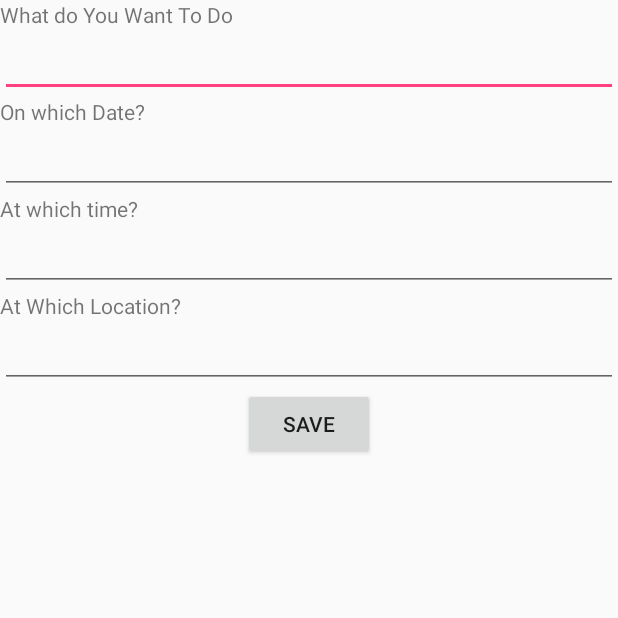
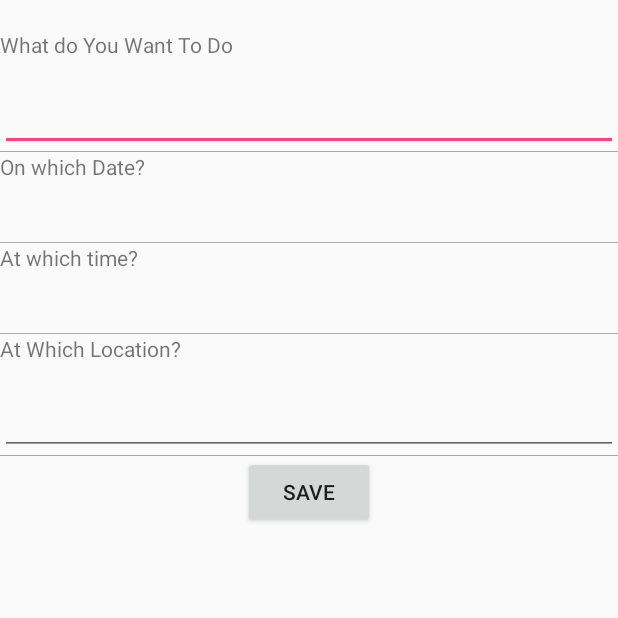
Before and after one commit to deepakvarshney35/ToDo, an Android app: the screen it shows after launch (AlarmDetail), after a tap on an icon or button, on a phone screen of 412 x 824 dp, the top half of it. Run offline under Robolectric (Android 15) with nearby library versions, the phone set to English and light mode, and no system bars.

Commit message:
Alarm and Notification Added

```diff
--- a/app/src/main/java/todolist2/deepak/todo/AlarmDetail.java
+++ b/app/src/main/java/todolist2/deepak/todo/AlarmDetail.java
@@ -6,12 +6,15 @@ import android.app.TimePickerDialog;
 import android.content.ContentValues;
 import android.content.Intent;
 import android.database.sqlite.SQLiteDatabase;
+import android.graphics.ImageFormat;
 import android.os.Bundle;
 import android.text.InputType;
+import android.util.Log;
 import android.view.View;
 import android.widget.Button;
 import android.widget.DatePicker;
 import android.widget.EditText;
+import android.widget.TextView;
 import android.widget.TimePicker;
 import android.widget.Toast;
 
@@ -22,8 +25,10 @@ import com.google.android.gms.location.places.ui.PlacePicker;
 import com.google.android.gms.maps.model.LatLng;
 import com.google.android.gms.maps.model.LatLngBounds;
 
+import java.text.ParseException;
 import java.text.SimpleDateFormat;
 import java.util.Calendar;
+import java.util.Date;
 import java.util.Locale;
 
 import todolist2.deepak.todo.db.TaskContract;
@@ -33,12 +38,13 @@ import todolist2.deepak.todo.db.TaskDBHelper;
  * Created by Deepak on 19-Feb-16.
  */
 public class AlarmDetail extends Activity {
-    EditText info,date,time,loc;
+    EditText info,loc;
+    TextView date,time;
     private TaskDBHelper helper;
     private static final int PLACE_PICKER_REQUEST = 1;
     private static final LatLngBounds BOUNDS_MOUNTAIN_VIEW = new LatLngBounds(
             new LatLng(37.398160, -122.180831), new LatLng(37.430610, -121.972090));
-
+    public static final SimpleDateFormat sdf = new SimpleDateFormat("yyyy-M-d");
     private DatePickerDialog fromDatePickerDialog;
     TimePickerDialog timePickerDialog;
     Button save;
@@ -51,8 +57,8 @@ public class AlarmDetail extends Activity {
 
         setContentView(R.layout.alarm_detail);
         info=(EditText)findViewById(R.id.info);
-        date=(EditText)findViewById(R.id.date);
-        time=(EditText)findViewById(R.id.time);
+        date=(TextView)findViewById(R.id.date);
+        time=(TextView)findViewById(R.id.time);
         loc=(EditText)findViewById(R.id.loc);
         save=(Button)findViewById(R.id.save);
         date.setInputType(InputType.TYPE_NULL);
@@ -90,36 +96,57 @@ public class AlarmDetail extends Activity {
                 ContentValues values = new ContentValues();
 
                 values.clear();
+                Calendar cal = Calendar.getInstance();
+
+
+                    String[] token1=datestr.split("-");
+                    cal.set(Calendar.YEAR,Integer.parseInt(token1[2]));
+                    cal.set(Calendar.MONTH,Integer.parseInt(token1[1])-1);
+                    cal.set(Calendar.DAY_OF_MONTH, Integer.parseInt(token1[0]));
+
+                    String[] tokens = timestr.split(":"); //hh:mm
+                    cal.set(Calendar.HOUR_OF_DAY, Integer.parseInt(tokens[0]));
+                    cal.set(Calendar.MINUTE, Integer.parseInt(tokens[1]));
+                    cal.set(Calendar.SECOND, 0);
+                    cal.set(Calendar.MILLISECOND, 0);
+
+
                 values.put(TaskContract.Columns.TASK, task);
                 values.put(TaskContract.Columns.DATE, datestr);
                 values.put(TaskContract.Columns.TIME, timestr);
                 values.put(TaskContract.Columns.LOC, locstr);
+                values.put(TaskContract.Columns.DATETIME,String.valueOf(cal.getTimeInMillis()));
+
+                Log.d("timeinMillis",cal.getTimeInMillis()+"");
+                long id=db.insertWithOnConflict(TaskContract.TABLE, null, values, SQLiteDatabase.CONFLICT_IGNORE);
 
 
-                db.insertWithOnConflict(TaskContract.TABLE, null, values, SQLiteDatabase.CONFLICT_IGNORE);
+                Intent service = new Intent(AlarmDetail.this, AlarmService.class);
+                service.putExtra("alarmid", String.valueOf(id));
+                service.setAction(AlarmService.POPULATE);
+                startService(service);
+
                 onBackPressed();
             }
         });
 
-
-        date.setOnFocusChangeListener(new View.OnFocusChangeListener() {
+        date.setOnClickListener(new View.OnClickListener() {
             @Override
-            public void onFocusChange(View v, boolean hasFocus) {
-                if (hasFocus)
-                    fromDatePickerDialog.show();
+            public void onClick(View v) {
+                fromDatePickerDialog.show();
             }
         });
 
+       time.setOnClickListener(new View.OnClickListener() {
+           @Override
+           public void onClick(View v) {
+               timePickerDialog.show();
+           }
+       });
 
 
-        time.setOnFocusChangeListener(new View.OnFocusChangeListener() {
-            @Override
-            public void onFocusChange(View v, boolean hasFocus) {
-                if(hasFocus){
-                    timePickerDialog.show();
-                }
-            }
-        });
+
+
 /*
         loc.setOnFocusChangeListener(new View.OnFocusChangeListener() {
             @Override
@@ -141,6 +168,8 @@ public class AlarmDetail extends Activity {
 
                 } catch (GooglePlayServicesRepairableException
                         | GooglePlayServicesNotAvailableException e) {
+                    Log.d("yo",e.toString());
+
                     e.printStackTrace();
                 }
             }
@@ -158,16 +187,13 @@ public class AlarmDetail extends Activity {
             final Place place = PlacePicker.getPlace(data,this);
             final CharSequence name = place.getName();
             final CharSequence address = place.getAddress();
-           // String attributions = (String) place.getAttributions();
-           // if (attributions == null) {
-           //     attributions = "";
-           // }
+
             loc.setText(name+","+address);
             Toast.makeText(getApplicationContext(),name+","+address,Toast.LENGTH_SHORT).show();
-          //  mAttributions.setText(Html.fromHtml(attributions));
 
         } else {
             super.onActivityResult(requestCode, resultCode, data);
         }
     }
+
 }
--- a/app/src/main/java/todolist2/deepak/todo/MainActivity.java
+++ b/app/src/main/java/todolist2/deepak/todo/MainActivity.java
@@ -21,7 +21,9 @@ import android.widget.TextView;
 
 import todolist2.deepak.todo.db.TaskContract;
 import todolist2.deepak.todo.db.TaskDBHelper;
-
+/**
+ * Created by Deepak on 19-Feb-16.
+ */
 
 public class MainActivity extends ListActivity {
 	private ListAdapter listAdapter;
--- a/app/src/main/java/todolist2/deepak/todo/db/TaskDBHelper.java
+++ b/app/src/main/java/todolist2/deepak/todo/db/TaskDBHelper.java
@@ -1,12 +1,23 @@
 package todolist2.deepak.todo.db;
 
 import android.content.Context;
+import android.database.Cursor;
 import android.database.sqlite.SQLiteDatabase;
 import android.database.sqlite.SQLiteOpenHelper;
 import android.util.Log;
 
+import com.google.android.gms.gcm.Task;
+
+import java.text.SimpleDateFormat;
+import java.util.Calendar;
+import java.util.Date;
+
+import todolist2.deepak.todo.Util;
+
 
 public class TaskDBHelper extends SQLiteOpenHelper {
+	public static final SimpleDateFormat sdf = new SimpleDateFormat("yyyy-M-d");
+
 
 	public TaskDBHelper(Context context) {
 		super(context, TaskContract.DB_NAME, null, TaskContract.DB_VERSION);
@@ -14,10 +25,11 @@ public class TaskDBHelper extends SQLiteOpenHelper {
 
 	@Override
 	public void onCreate(SQLiteDatabase sqlDB) {
+
 		String sqlQuery =
 				String.format("CREATE TABLE %s (" +
 						"_id INTEGER PRIMARY KEY AUTOINCREMENT, " +
-						"%s TEXT, date TEXT, time TEXT, loc TEXT)", TaskContract.TABLE, TaskContract.Columns.TASK);
+						"%s TEXT, date TEXT, time TEXT, loc TEXT, datetime TEXT)", TaskContract.TABLE, TaskContract.Columns.TASK);
 
 		Log.d("TaskDBHelper","Query to form table: "+sqlQuery);
 		sqlDB.execSQL(sqlQuery);
@@ -25,7 +37,11 @@ public class TaskDBHelper extends SQLiteOpenHelper {
 
 	@Override
 	public void onUpgrade(SQLiteDatabase sqlDB, int i, int i2) {
-		sqlDB.execSQL("DROP TABLE IF EXISTS "+TaskContract.TABLE);
+		sqlDB.execSQL("DROP TABLE IF EXISTS " + TaskContract.TABLE);
 		onCreate(sqlDB);
 	}
+
+	public void shred(SQLiteDatabase db) {
+		//db.delete(TaskContract.TABLE, AlarmMsg.COL_STATUS + " = ?", new String[]{AlarmMsg.CANCELLED});
+	}
 }
--- a/app/src/main/res/layout/alarm_detail.xml
+++ b/app/src/main/res/layout/alarm_detail.xml
@@ -1,6 +1,7 @@
 <?xml version="1.0" encoding="utf-8"?>
 <LinearLayout xmlns:android="http://schemas.android.com/apk/res/android"
     android:orientation="vertical" android:layout_width="match_parent"
+    android:paddingTop="20dp"
     android:layout_height="match_parent">
 
     <TextView
@@ -13,7 +14,14 @@
     <EditText
         android:layout_width="match_parent"
         android:layout_height="wrap_content"
+        android:textSize="30dp"
         android:id="@+id/info" />
+    <View
+        android:layout_width="fill_parent"
+        android:layout_height="0.2dp"
+        android:id="@+id/separator"
+        android:visibility="visible"
+        android:background="@android:color/darker_gray"/>
 
     <TextView
         android:layout_width="wrap_content"
@@ -22,10 +30,16 @@
         android:text="On which Date?"
         android:id="@+id/textView2" />
 
-    <EditText
+    <TextView
         android:layout_width="match_parent"
         android:layout_height="wrap_content"
+        android:textSize="30dp"
         android:id="@+id/date" />
+    <View
+        android:layout_width="fill_parent"
+        android:layout_height="0.2dp"
+        android:visibility="visible"
+        android:background="@android:color/darker_gray"/>
 
     <TextView
         android:layout_width="wrap_content"
@@ -34,10 +48,16 @@
         android:text="At which time?"
         android:id="@+id/textView3" />
 
-    <EditText
+    <TextView
         android:layout_width="match_parent"
         android:layout_height="wrap_content"
+        android:textSize="30dp"
         android:id="@+id/time" />
+    <View
+        android:layout_width="fill_parent"
+        android:layout_height="0.2dp"
+        android:visibility="visible"
+        android:background="@android:color/darker_gray"/>
 
     <TextView
         android:layout_width="wrap_content"
@@ -49,7 +69,13 @@
     <EditText
         android:layout_width="match_parent"
         android:layout_height="wrap_content"
+        android:textSize="30dp"
         android:id="@+id/loc" />
+    <View
+        android:layout_width="fill_parent"
+        android:layout_height="0.2dp"
+        android:visibility="visible"
+        android:background="@android:color/darker_gray"/>
 
     <Button
         android:layout_width="wrap_content"
--- a/app/src/main/res/values/strings.xml
+++ b/app/src/main/res/values/strings.xml
@@ -1,4 +1,8 @@
 <resources>
     <string name="app_name">ToDo</string>
     <string name="google_app_id">468031262863</string>
+    <!-- Button text -->
+    <string name="btn_logout_from_google">Logout from Google</string>
+    <string name="btn_revoke_access">Revoke Access</string>
+    <string name="server_client_id">468031262863-r1guars62li5us65ff313nj49l59pu5f.apps.googleusercontent.com</string>
 </resources>
```
Also changed, not shown: app/src/main/AndroidManifest.xml (+21 -7 lines), app/src/main/java/todolist2/deepak/todo/AlarmReceiver.java (added, +59 -0 lines), app/src/main/java/todolist2/deepak/todo/AlarmService.java (added, +109 -0 lines), app/src/main/java/todolist2/deepak/todo/AlarmSetter.java (added, +21 -0 lines), app/src/main/java/todolist2/deepak/todo/Util.java (added, +20 -0 lines), app/src/main/java/todolist2/deepak/todo/db/TaskContract.java (+11 -2 lines).
